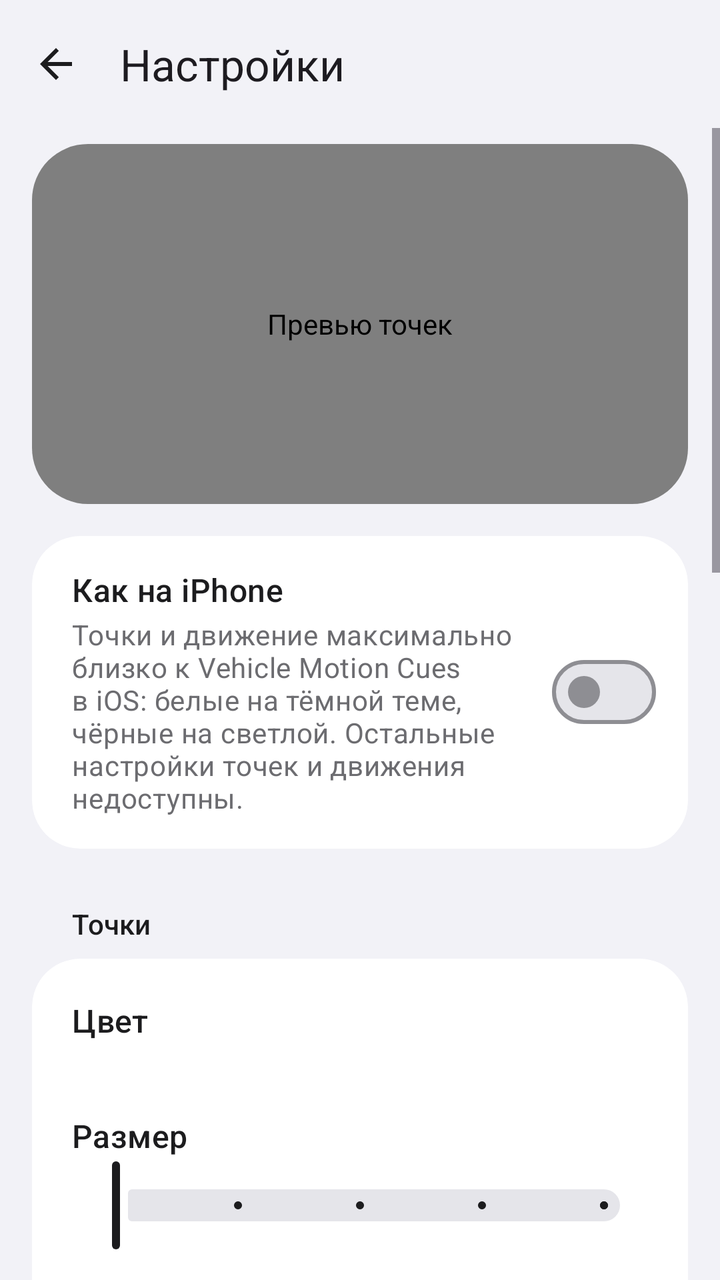
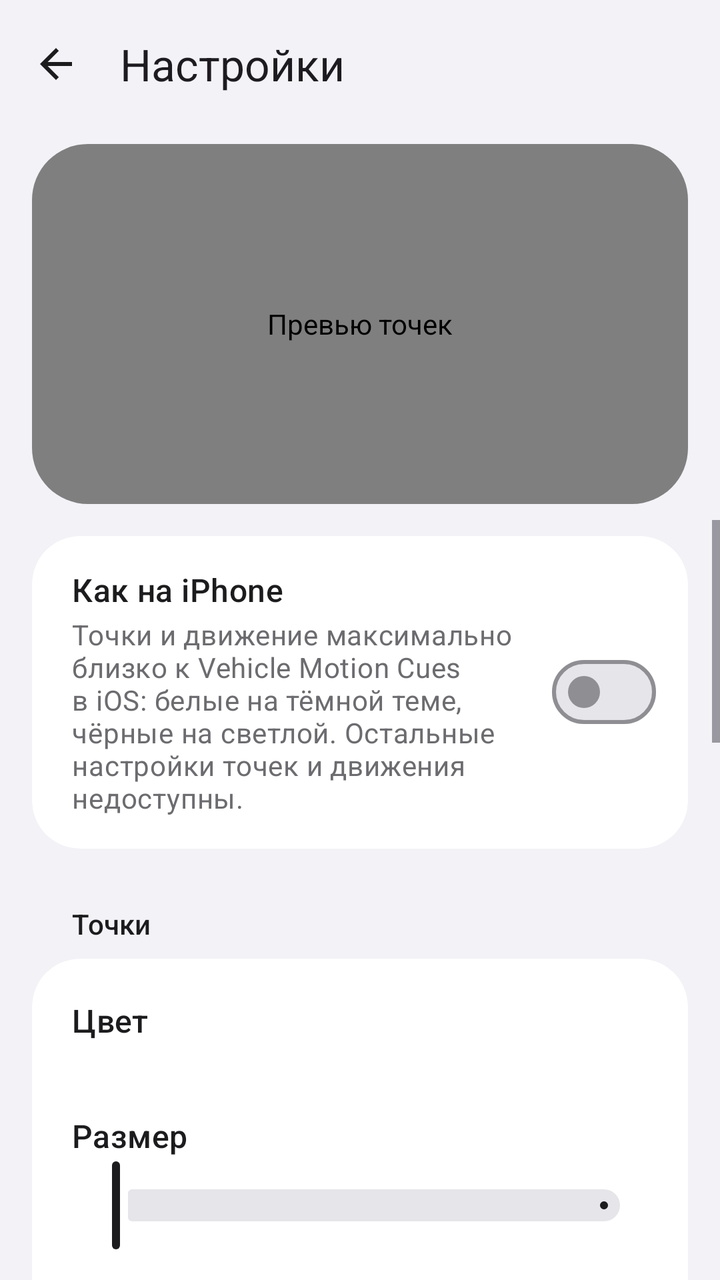

Compare the two renders of this Android layout. The source of the first and the diff that turns it into the second are given below.
<!-- AndroidManifest.xml: application theme Theme.MotionCues -->
<!-- res/layout/activity_settings.xml -->
<?xml version="1.0" encoding="utf-8"?>
<LinearLayout xmlns:android="http://schemas.android.com/apk/res/android"
    xmlns:app="http://schemas.android.com/apk/res-auto"
    android:id="@+id/root"
    android:layout_width="match_parent"
    android:layout_height="match_parent"
    android:orientation="vertical">

    <com.google.android.material.appbar.MaterialToolbar
        android:id="@+id/toolbar"
        android:layout_width="match_parent"
        android:layout_height="?attr/actionBarSize"
        app:navigationContentDescription="@string/navigate_up"
        app:navigationIcon="@drawable/ic_arrow_back"
        app:title="@string/settings_title" />

    <ScrollView
        android:layout_width="match_parent"
        android:layout_height="0dp"
        android:layout_weight="1">

        <LinearLayout
            android:layout_width="match_parent"
            android:layout_height="wrap_content"
            android:orientation="vertical"
            android:paddingHorizontal="16dp"
            android:paddingBottom="32dp">

            
            <com.google.android.material.card.MaterialCardView
                style="@style/Widget.MotionCues.Card"
                android:layout_width="match_parent"
                android:layout_height="180dp"
                android:layout_marginTop="8dp"
                app:cardCornerRadius="28dp">

                <com.motioncues.app.overlay.CuePreviewView
                    android:layout_width="match_parent"
                    android:layout_height="match_parent"
                    android:contentDescription="@string/preview_description" />

            </com.google.android.material.card.MaterialCardView>

            
            <com.google.android.material.card.MaterialCardView
                android:id="@+id/iphone_row"
                style="@style/Widget.MotionCues.Card"
                android:layout_width="match_parent"
                android:layout_height="wrap_content"
                android:layout_marginTop="16dp"
                android:clickable="true"
                android:focusable="true"
                android:hapticFeedbackEnabled="false">

                <LinearLayout
                    android:layout_width="match_parent"
                    android:layout_height="wrap_content"
                    android:gravity="center_vertical"
                    android:minHeight="72dp"
                    android:orientation="horizontal"
                    android:paddingVertical="16dp"
                    android:paddingStart="20dp"
                    android:paddingEnd="16dp">

                    <LinearLayout
                        android:layout_width="0dp"
                        android:layout_height="wrap_content"
                        android:layout_weight="1"
                        android:orientation="vertical">

                        <TextView
                            style="@style/Widget.MotionCues.ItemTitle"
                            android:text="@string/iphone_mode_title" />

                        <TextView
                            style="@style/Widget.MotionCues.ItemSummary"
                            android:text="@string/iphone_mode_summary" />

                    </LinearLayout>

                    <com.google.android.material.materialswitch.MaterialSwitch
                        android:id="@+id/iphone_switch"
                        android:layout_width="wrap_content"
                        android:layout_height="wrap_content"
                        android:layout_marginStart="12dp"
                        android:clickable="false"
                        android:focusable="false"
                        android:hapticFeedbackEnabled="false"
                        android:importantForAccessibility="no" />

                </LinearLayout>

            </com.google.android.material.card.MaterialCardView>

            
            <TextView
                style="@style/Widget.MotionCues.SectionHeader"
                android:text="@string/section_dots" />

            <com.google.android.material.card.MaterialCardView
                android:id="@+id/dots_card"
                style="@style/Widget.MotionCues.Card"
                android:layout_width="match_parent"
                android:layout_height="wrap_content">

                <LinearLayout
                    android:layout_width="match_parent"
                    android:layout_height="wrap_content"
                    android:orientation="vertical"
                    android:paddingHorizontal="20dp"
                    android:paddingVertical="20dp">

                    <TextView
                        style="@style/Widget.MotionCues.ItemTitle"
                        android:text="@string/dot_color_title" />

                    <com.google.android.material.button.MaterialButtonToggleGroup
                        android:id="@+id/dot_color_group"
                        android:layout_width="match_parent"
                        android:layout_height="wrap_content"
                        android:layout_marginTop="12dp"
                        app:selectionRequired="true"
                        app:singleSelection="true">

                        <Button
                            android:id="@+id/dot_color_auto"
                            style="@style/Widget.MotionCues.SegmentButton"
                            android:text="@string/dot_color_auto" />

                        <Button
                            android:id="@+id/dot_color_white"
                            style="@style/Widget.MotionCues.SegmentButton"
                            android:text="@string/dot_color_white" />

                        <Button
                            android:id="@+id/dot_color_black"
                            style="@style/Widget.MotionCues.SegmentButton"
                            android:text="@string/dot_color_black" />

                        <Button
                            android:id="@+id/dot_color_monet"
                            style="@style/Widget.MotionCues.SegmentButton"
                            android:text="@string/dot_color_monet" />

                    </com.google.android.material.button.MaterialButtonToggleGroup>

                    <TextView
                        style="@style/Widget.MotionCues.ItemTitle"
                        android:layout_marginTop="24dp"
                        android:text="@string/dot_size_title" />

                    <com.google.android.material.slider.Slider
                        android:id="@+id/dot_size_slider"
                        style="@style/Widget.MotionCues.LevelSlider"
                        android:contentDescription="@string/dot_size_title" />

                    <TextView
                        style="@style/Widget.MotionCues.ItemTitle"
                        android:layout_marginTop="12dp"
                        android:text="@string/dot_count_title" />

                    <com.google.android.material.slider.Slider
                        android:id="@+id/dot_count_slider"
                        style="@style/Widget.MotionCues.LevelSlider"
                        android:contentDescription="@string/dot_count_title"
                        android:valueTo="4" />

                    <TextView
                        android:id="@+id/dot_opacity_title"
                        style="@style/Widget.MotionCues.ItemTitle"
                        android:layout_marginTop="12dp"
                        android:text="@string/dot_opacity_title" />

                    <com.google.android.material.slider.Slider
                        android:id="@+id/dot_opacity_slider"
                        style="@style/Widget.MotionCues.LevelSlider"
                        android:contentDescription="@string/dot_opacity_title" />

                </LinearLayout>

            </com.google.android.material.card.MaterialCardView>

            
            <TextView
                style="@style/Widget.MotionCues.SectionHeader"
                android:text="@string/section_motion" />

            <com.google.android.material.card.MaterialCardView
                android:id="@+id/motion_card"
                style="@style/Widget.MotionCues.Card"
                android:layout_width="match_parent"
                android:layout_height="wrap_content">

                <LinearLayout
                    android:layout_width="match_parent"
                    android:layout_height="wrap_content"
                    android:orientation="vertical"
                    android:paddingHorizontal="20dp"
                    android:paddingVertical="20dp">

                    <TextView
                        style="@style/Widget.MotionCues.ItemTitle"
                        android:text="@string/motion_mode_title" />

                    <com.google.android.material.button.MaterialButtonToggleGroup
                        android:id="@+id/motion_mode_group"
                        android:layout_width="match_parent"
                        android:layout_height="wrap_content"
                        android:layout_marginTop="12dp"
                        app:selectionRequired="true"
                        app:singleSelection="true">

                        <Button
                            android:id="@+id/motion_mode_inertia"
                            style="@style/Widget.MotionCues.SegmentButton"
                            android:text="@string/motion_mode_inertia" />

                        <Button
                            android:id="@+id/motion_mode_gyroscope"
                            style="@style/Widget.MotionCues.SegmentButton"
                            android:text="@string/motion_mode_gyroscope" />

                    </com.google.android.material.button.MaterialButtonToggleGroup>

                    <TextView
                        android:id="@+id/motion_mode_summary"
                        style="@style/Widget.MotionCues.ItemSummary"
                        android:layout_marginTop="8dp" />

                    <TextView
                        style="@style/Widget.MotionCues.ItemTitle"
                        android:layout_marginTop="24dp"
                        android:text="@string/sensitivity_title" />

                    <TextView
                        style="@style/Widget.MotionCues.ItemSummary"
                        android:text="@string/sensitivity_summary" />

                    <com.google.android.material.slider.Slider
                        android:id="@+id/sensitivity_slider"
                        style="@style/Widget.MotionCues.LevelSlider"
                        android:layout_marginTop="4dp"
                        android:contentDescription="@string/sensitivity_title" />

                </LinearLayout>

            </com.google.android.material.card.MaterialCardView>

            
            <TextView
                style="@style/Widget.MotionCues.SectionHeader"
                android:text="@string/section_display" />

            <com.google.android.material.card.MaterialCardView
                android:id="@+id/above_system_row"
                style="@style/Widget.MotionCues.Card"
                android:layout_width="match_parent"
                android:layout_height="wrap_content"
                android:clickable="true"
                android:focusable="true"
                android:hapticFeedbackEnabled="false">

                <LinearLayout
                    android:layout_width="match_parent"
                    android:layout_height="wrap_content"
                    android:gravity="center_vertical"
                    android:minHeight="72dp"
                    android:orientation="horizontal"
                    android:paddingVertical="16dp"
                    android:paddingStart="20dp"
                    android:paddingEnd="16dp">

                    <LinearLayout
                        android:layout_width="0dp"
                        android:layout_height="wrap_content"
                        android:layout_weight="1"
                        android:orientation="vertical">

                        <TextView
                            style="@style/Widget.MotionCues.ItemTitle"
                            android:text="@string/above_system_title" />

                        <TextView
                            android:id="@+id/above_system_summary"
                            style="@style/Widget.MotionCues.ItemSummary" />

                    </LinearLayout>

                    <com.google.android.material.materialswitch.MaterialSwitch
                        android:id="@+id/above_system_switch"
                        android:layout_width="wrap_content"
                        android:layout_height="wrap_content"
                        android:layout_marginStart="12dp"
                        android:clickable="false"
                        android:focusable="false"
                        android:hapticFeedbackEnabled="false"
                        android:importantForAccessibility="no" />

                </LinearLayout>

            </com.google.android.material.card.MaterialCardView>

            
            <TextView
                style="@style/Widget.MotionCues.SectionHeader"
                android:text="@string/section_appearance" />

            <com.google.android.material.card.MaterialCardView
                style="@style/Widget.MotionCues.Card"
                android:layout_width="match_parent"
                android:layout_height="wrap_content">

                <LinearLayout
                    android:layout_width="match_parent"
                    android:layout_height="wrap_content"
                    android:orientation="vertical"
                    android:paddingHorizontal="20dp"
                    android:paddingVertical="20dp">

                    <TextView
                        style="@style/Widget.MotionCues.ItemTitle"
                        android:text="@string/theme_title" />

                    <com.google.android.material.button.MaterialButtonToggleGroup
                        android:id="@+id/theme_group"
                        android:layout_width="match_parent"
                        android:layout_height="wrap_content"
                        android:layout_marginTop="12dp"
                        app:selectionRequired="true"
                        app:singleSelection="true">

                        <Button
                            android:id="@+id/theme_light"
                            style="@style/Widget.MotionCues.SegmentButton"
                            android:text="@string/theme_light" />

                        <Button
                            android:id="@+id/theme_dark"
                            style="@style/Widget.MotionCues.SegmentButton"
                            android:text="@string/theme_dark" />

                        <Button
                            android:id="@+id/theme_monet"
                            style="@style/Widget.MotionCues.SegmentButton"
                            android:text="@string/theme_monet" />

                    </com.google.android.material.button.MaterialButtonToggleGroup>

                </LinearLayout>

            </com.google.android.material.card.MaterialCardView>

            
            <TextView
                style="@style/Widget.MotionCues.SectionHeader"
                android:text="@string/section_feedback" />

            <com.google.android.material.card.MaterialCardView
                android:id="@+id/haptics_row"
                style="@style/Widget.MotionCues.Card"
                android:layout_width="match_parent"
                android:layout_height="wrap_content"
                android:clickable="true"
                android:focusable="true"
                android:hapticFeedbackEnabled="false">

                <LinearLayout
                    android:layout_width="match_parent"
                    android:layout_height="wrap_content"
                    android:gravity="center_vertical"
                    android:minHeight="72dp"
                    android:orientation="horizontal"
                    android:paddingVertical="16dp"
                    android:paddingStart="20dp"
                    android:paddingEnd="16dp">

                    <LinearLayout
                        android:layout_width="0dp"
                        android:layout_height="wrap_content"
                        android:layout_weight="1"
                        android:orientation="vertical">

                        <TextView
                            style="@style/Widget.MotionCues.ItemTitle"
                            android:text="@string/haptics_switch" />

                        <TextView
                            style="@style/Widget.MotionCues.ItemSummary"
                            android:text="@string/haptics_summary" />

                    </LinearLayout>

                    <com.google.android.material.materialswitch.MaterialSwitch
                        android:id="@+id/haptics_switch"
                        android:layout_width="wrap_content"
                        android:layout_height="wrap_content"
                        android:layout_marginStart="12dp"
                        android:clickable="false"
                        android:focusable="false"
                        android:hapticFeedbackEnabled="false"
                        android:importantForAccessibility="no" />

                </LinearLayout>

            </com.google.android.material.card.MaterialCardView>

        </LinearLayout>

    </ScrollView>

</LinearLayout>
<!-- resources referenced by this layout -->
<resources>
  <string name="above_system_title">Поверх шторки и системных окон</string>
  <string name="dot_color_auto">Авто</string>
  <string name="dot_color_black">Чёрные</string>
  <string name="dot_color_monet">Monet</string>
  <string name="dot_color_title">Цвет</string>
  <string name="dot_color_white">Белые</string>
  <string name="dot_count_title">Количество</string>
  <string name="dot_opacity_title">Непрозрачность</string>
  <string name="dot_size_title">Размер</string>
  <string name="haptics_summary">Отклик вибромотора на переключатели и ползунки</string>
  <string name="haptics_switch">Виброотклик</string>
  <string name="iphone_mode_summary">Точки и движение максимально близко к Vehicle Motion Cues в iOS: белые на тёмной теме, чёрные на светлой. Остальные настройки точек и движения недоступны.</string>
  <string name="iphone_mode_title">Как на iPhone</string>
  <string name="motion_mode_gyroscope">Гироскоп</string>
  <string name="motion_mode_inertia">Инерция</string>
  <string name="motion_mode_title">Режим</string>
  <string name="navigate_up">Назад</string>
  <string name="preview_description">Превью точек</string>
  <string name="section_appearance">Оформление</string>
  <string name="section_display">Отображение</string>
  <string name="section_dots">Точки</string>
  <string name="section_feedback">Отклик</string>
  <string name="section_motion">Движение</string>
  <string name="sensitivity_summary">Насколько сильно точки отвечают на движение — в любом режиме</string>
  <string name="sensitivity_title">Чувствительность</string>
  <string name="settings_title">Настройки</string>
  <string name="theme_dark">Тёмная</string>
  <string name="theme_light">Светлая</string>
  <string name="theme_monet">Monet</string>
  <string name="theme_title">Тема</string>
  <style name="Widget.MotionCues.LevelSlider" parent="Widget.Material3.Slider">
          <item name="android:layout_width">match_parent</item>
          <item name="android:layout_height">wrap_content</item>
          <item name="android:stepSize">1</item>
          <item name="android:valueFrom">1</item>
          <item name="android:valueTo">5</item>
          <item name="labelBehavior">gone</item>
          <item name="tickVisible">true</item>
          <item name="android:hapticFeedbackEnabled">false</item>
      </style>
  <style name="Widget.MotionCues.SegmentButton" parent="Widget.Material3.Button.OutlinedButton">
          <item name="android:layout_width">0dp</item>
          <item name="android:layout_height">wrap_content</item>
          <item name="android:layout_weight">1</item>
          <item name="android:paddingStart">4dp</item>
          <item name="android:paddingEnd">4dp</item>
          <item name="android:maxLines">1</item>
          <item name="android:hapticFeedbackEnabled">false</item>
      </style>
  <color name="mc_primary">#FF1C1C1E</color>
  <color name="mc_on_primary">#FFFFFFFF</color>
  <color name="mc_primary_container">#FFE5E5EA</color>
  <color name="mc_on_primary_container">#FF1C1C1E</color>
  <color name="mc_secondary">#FF636366</color>
  <color name="mc_on_secondary">#FFFFFFFF</color>
  <color name="mc_secondary_container">#FFE5E5EA</color>
  <color name="mc_on_secondary_container">#FF1C1C1E</color>
  <color name="mc_surface">#FFF2F2F7</color>
  <color name="mc_on_surface">#FF1C1C1E</color>
  <color name="mc_on_surface_variant">#FF6C6C70</color>
  <color name="mc_surface_container_lowest">#FFFFFFFF</color>
  <color name="mc_surface_container_low">#FFFAFAFC</color>
  <color name="mc_surface_container">#FFFFFFFF</color>
  <color name="mc_surface_container_high">#FFEDEDF2</color>
  <color name="mc_surface_container_highest">#FFE5E5EA</color>
  <color name="mc_outline">#FF8E8E93</color>
  <color name="mc_outline_variant">#FFD1D1D6</color>
  <!-- unchanged entries left out for length: 6 -->
</resources>

<!-- the commit's change to res/layout/activity_settings.xml (unified diff, before → after) -->
@@ -14,7 +14,26 @@
         app:navigationIcon="@drawable/ic_arrow_back"
         app:title="@string/settings_title" />
 
+    
+    <com.google.android.material.card.MaterialCardView
+        style="@style/Widget.MotionCues.Card"
+        android:layout_width="match_parent"
+        android:layout_height="180dp"
+        android:layout_marginHorizontal="16dp"
+        android:layout_marginTop="8dp"
+        android:layout_marginBottom="8dp"
+        app:cardCornerRadius="28dp">
+
+        <com.motioncues.app.overlay.CuePreviewView
+            android:layout_width="match_parent"
+            android:layout_height="match_parent"
+            android:contentDescription="@string/preview_description" />
+
+    </com.google.android.material.card.MaterialCardView>
+
+    
     <ScrollView
+        android:id="@+id/settings_scroll"
         android:layout_width="match_parent"
         android:layout_height="0dp"
         android:layout_weight="1">
@@ -28,26 +47,11 @@
 
             
             <com.google.android.material.card.MaterialCardView
-                style="@style/Widget.MotionCues.Card"
-                android:layout_width="match_parent"
-                android:layout_height="180dp"
+                android:id="@+id/iphone_row"
+                style="@style/Widget.MotionCues.Card"
+                android:layout_width="match_parent"
+                android:layout_height="wrap_content"
                 android:layout_marginTop="8dp"
-                app:cardCornerRadius="28dp">
-
-                <com.motioncues.app.overlay.CuePreviewView
-                    android:layout_width="match_parent"
-                    android:layout_height="match_parent"
-                    android:contentDescription="@string/preview_description" />
-
-            </com.google.android.material.card.MaterialCardView>
-
-            
-            <com.google.android.material.card.MaterialCardView
-                android:id="@+id/iphone_row"
-                style="@style/Widget.MotionCues.Card"
-                android:layout_width="match_parent"
-                android:layout_height="wrap_content"
-                android:layout_marginTop="16dp"
                 android:clickable="true"
                 android:focusable="true"
                 android:hapticFeedbackEnabled="false">
<!-- resource entries referenced after the edit -->
@@ -33,11 +33,9 @@
   <style name="Widget.MotionCues.LevelSlider" parent="Widget.Material3.Slider">
           <item name="android:layout_width">match_parent</item>
           <item name="android:layout_height">wrap_content</item>
-          <item name="android:stepSize">1</item>
           <item name="android:valueFrom">1</item>
           <item name="android:valueTo">5</item>
           <item name="labelBehavior">gone</item>
-          <item name="tickVisible">true</item>
           <item name="android:hapticFeedbackEnabled">false</item>
       </style>
   <style name="Widget.MotionCues.SegmentButton" parent="Widget.Material3.Button.OutlinedButton">
@@ -48,6 +46,7 @@
           <item name="android:paddingEnd">4dp</item>
           <item name="android:maxLines">1</item>
           <item name="android:hapticFeedbackEnabled">false</item>
+          <item name="strokeColor">@color/segment_button_stroke</item>
       </style>
   <color name="mc_primary">#FF1C1C1E</color>
   <color name="mc_on_primary">#FFFFFFFF</color>
